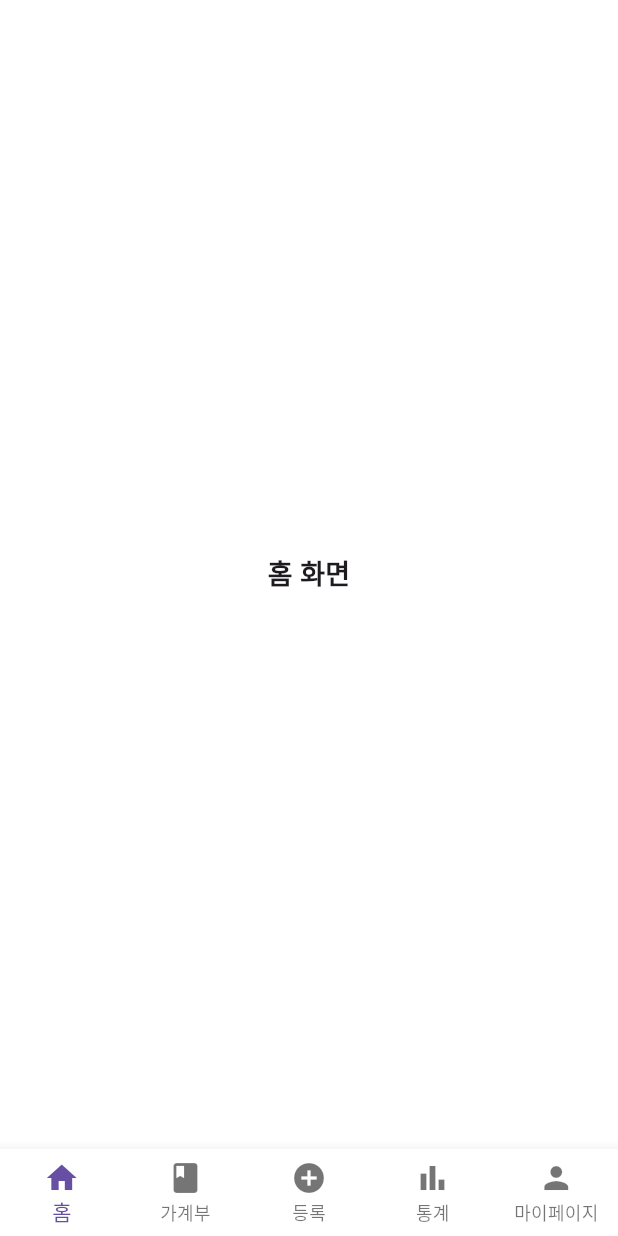
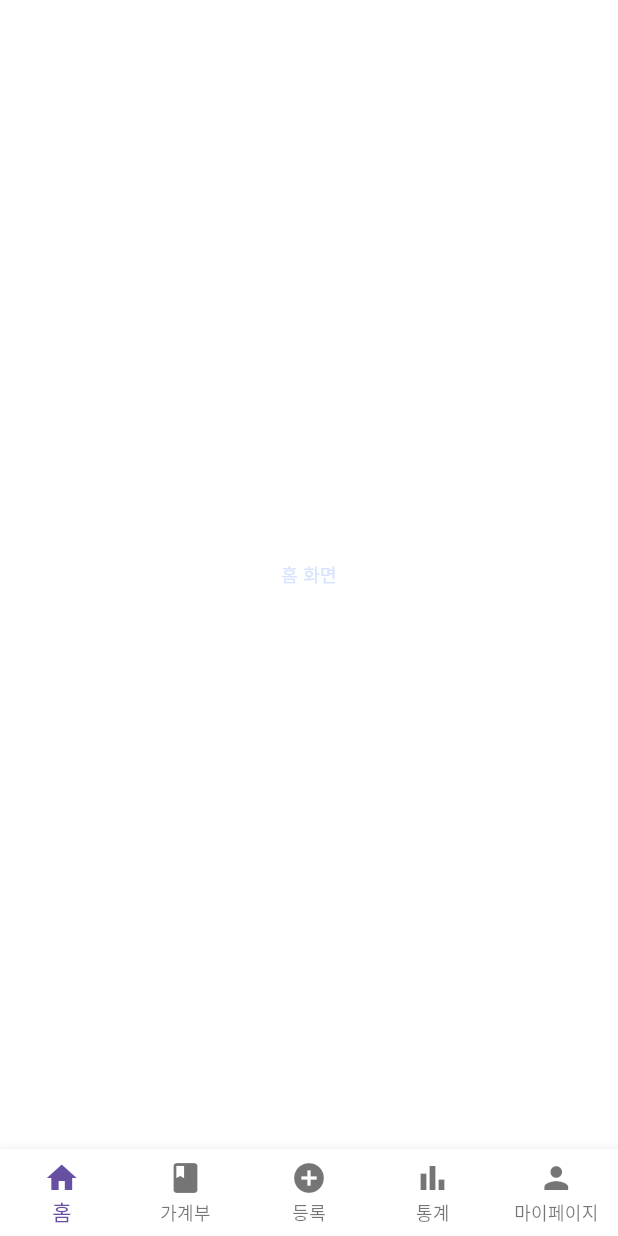
Before and after one commit to kgu-moneyplanet/moneyplanet-FE, a Flutter app: the screen it shows after launch, on a phone screen of 412 x 824 dp. Run offline on Flutter 3.47's test engine with Material 3 defaults, Android fonts, the phone set to English and light mode, and no system bars; Roboto replaces fonts that are missing (Pretendard).

Commit message:
[Setting] #10 - 컬러 세팅

```diff
--- a/lib/global/theme/textStyles.dart
+++ b/lib/global/theme/textStyles.dart
@@ -1,5 +1,11 @@
 import 'package:flutter/material.dart';
 
+TextStyle customTextStyle({
+  required TextStyle fontFamily,
+  Color? color,
+}) {
+  return fontFamily.copyWith(color: color);
+}
 
 // Mark: - Bold
 
--- a/lib/presentaion/home/view/home_screen.dart
+++ b/lib/presentaion/home/view/home_screen.dart
@@ -1,4 +1,5 @@
 import 'package:flutter/material.dart';
+import 'package:money_planet/global/theme/colors.dart';
 import 'package:money_planet/global/theme/textStyles.dart';
 
 class HomeScreen extends StatelessWidget {
@@ -6,10 +7,10 @@ class HomeScreen extends StatelessWidget {
 
   @override
   Widget build(BuildContext context) {
-    return const Center(
+    return Center(
       child: Text(
         '홈 화면',
-        style: Pretendard_Bold_18,
+        style: customTextStyle(fontFamily: Pretendard_Medium_12, color: primary_050),
       ),
     );
   }
```
Also changed, not shown: lib/global/theme/colors.dart (+35 -0 lines).
